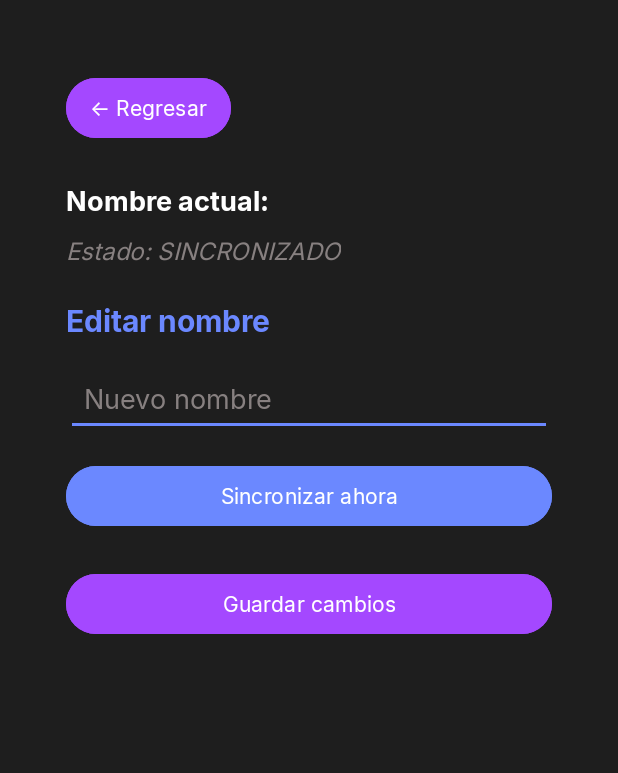
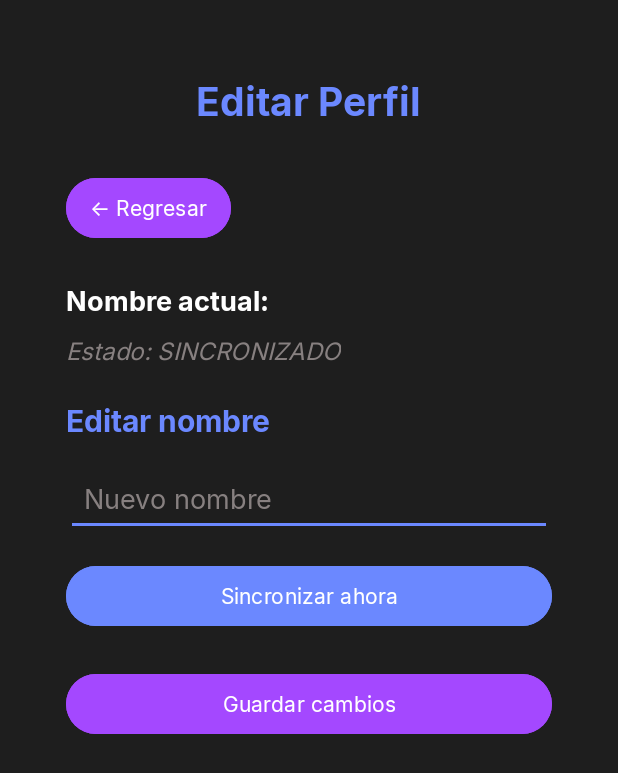
Before and after one commit to Doisaac/parcial2-dam, an Android app: the PerfilActivity screen opened directly, with no data from a screen before it, on a phone screen of 412 x 824 dp. Shown: the top 773 px of the screen. Run offline under Robolectric (Android 15) with nearby library versions, the phone set to English and light mode, and no system bars; our stand-ins replace Firebase (no records; nobody signed in at launch, a user with empty details on screens opened directly), Room's generated code.

Commit message:
feat: agregar título a la pantalla de perfil

```diff
--- a/app/src/main/res/layout/activity_perfil.xml
+++ b/app/src/main/res/layout/activity_perfil.xml
@@ -25,6 +25,18 @@
             android:gravity="top"
             android:fitsSystemWindows="true"
             tools:context=".view.PerfilActivity">
+
+            <!-- Título principal -->
+            <TextView
+                android:id="@+id/textTituloPrincipal"
+                android:layout_width="wrap_content"
+                android:layout_height="wrap_content"
+                android:text="Editar Perfil"
+                android:textColor="@color/colorBlue"
+                android:textSize="26sp"
+                android:textStyle="bold"
+                android:layout_gravity="center_horizontal"
+                android:layout_marginBottom="28dp" />
 
             <!-- Botón de regresar -->
             <Button
@@ -60,7 +72,7 @@
                 android:layout_marginBottom="20dp"
                 android:textStyle="italic" />
 
-            <!-- Título -->
+            <!-- Título sección editar -->
             <TextView
                 android:id="@+id/textEditarTitulo"
                 android:layout_width="wrap_content"
```
